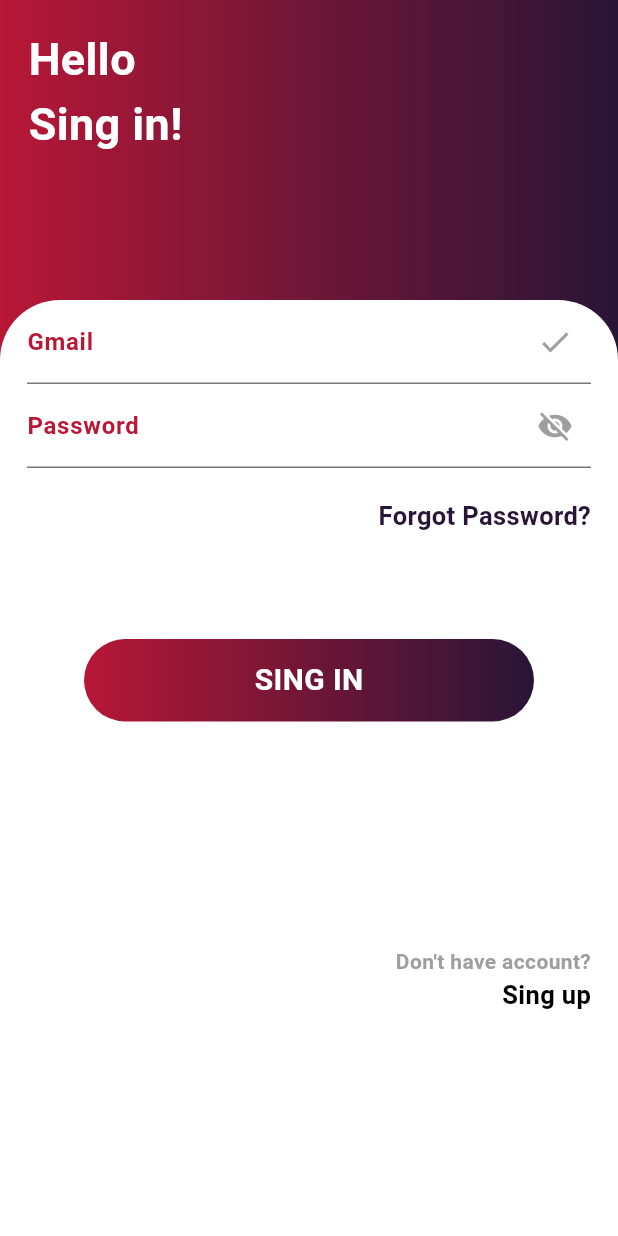
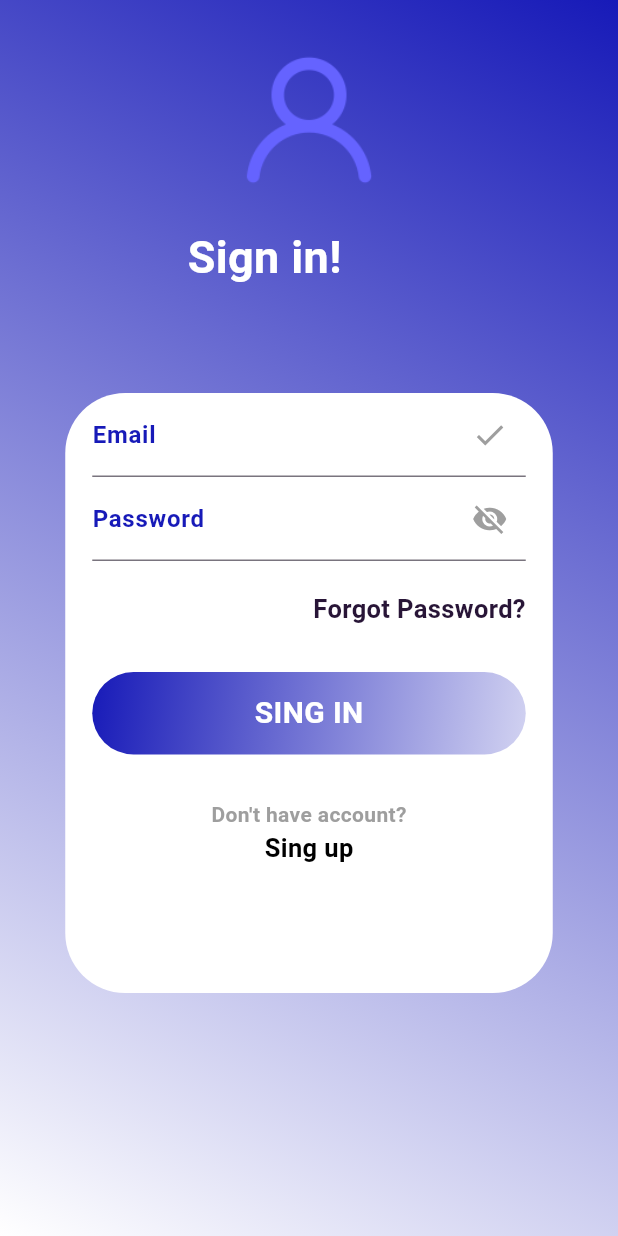
Before and after one commit to Ematsu175/TAP2024_flutter, a Flutter app: the LoginScreen2 screen opened by its route, on a phone screen of 412 x 824 dp. Run offline on Flutter 3.47's test engine with Material 3 defaults, Android fonts, the light colour scheme and no system bars; our stand-ins replace lottie; missing offline and left inert: day_night_switcher, splash_view.

Commit message:
login screen 2 70%

```diff
--- a/lib/screens/home_screen.dart
+++ b/lib/screens/home_screen.dart
@@ -1,5 +1,3 @@
-import 'dart:js';
-
 import 'package:day_night_switcher/day_night_switcher.dart';
 import 'package:flutter/material.dart';
 import 'package:flutter/widgets.dart';
--- a/lib/screens/login_screen.dart
+++ b/lib/screens/login_screen.dart
@@ -93,7 +93,7 @@ class _LoginScreenState extends State<LoginScreen> {
               )
             ),
             Positioned(
-              top: 330,
+              top: 475,
               child: SizedBox(
                 height: 50,
                 width: 50,
--- a/lib/screens/login_screen_2.dart
+++ b/lib/screens/login_screen_2.dart
@@ -13,108 +13,150 @@ class LoginScreen2 extends StatelessWidget {
             width: double.infinity,
             decoration: const BoxDecoration(
                 gradient: LinearGradient(
+                    begin: Alignment.topRight,
+                    end: Alignment.bottomLeft,
                     colors: [
-                  Color(0xffB81736),
-                  Color(0xff281537),
-                ]
-              )
+                  Color.fromARGB(255, 23, 26, 184),
+                  Color.fromARGB(255, 255, 255, 255),
+                ])),
+            child: Stack(
+              alignment: Alignment.topCenter,
+              children: [
+                Positioned(
+                  top: 30,
+                  child: Image.asset('assets/user_ls2.png'),
+                  height: 100,
+                  width: 100,
                 ),
+              ],
+            ),
+          ),
+          Container(
             child: const Padding(
-              padding: EdgeInsets.only(top: 18.0, left: 19),
-              child: Text('Hello\nSing in!', style: TextStyle(
+              padding: EdgeInsets.only(top: 150.0, left: 125),
+              child: Text(
+                'Sign in!',
+                style: TextStyle(
                   fontSize: 30,
                   color: Colors.white,
-                fontWeight: FontWeight.bold
-              ),),
-            )
+                  fontWeight: FontWeight.bold,
                 ),
-          Padding(
-            padding: const EdgeInsets.only(top: 200.0),
+              ),
+            ),
+          ),
+          Container(
+            child: Padding(
+              padding: const EdgeInsets.only(top: 100.0),
+              child: Center(
                 child: Container(
                   decoration: const BoxDecoration(
-                borderRadius: BorderRadius.only(
-                  topLeft: Radius.circular(40),
-                  topRight: Radius.circular(40)
+                    borderRadius: BorderRadius.all(
+                      Radius.circular(40),
                     ),
                     color: Colors.white,
                   ),
-              height: double.infinity,
-              width: double.infinity,
+                  height: 400,
+                  width: 325,
                   child: Padding(
                     padding: EdgeInsets.only(left: 18.0, right: 18.0),
                     child: Column(
                       children: [
                         TextField(
                           decoration: InputDecoration(
-                        suffixIcon: Icon(Icons.check, color: Colors.grey,),
-                        label: Text('Gmail', style: TextStyle(
+                              suffixIcon: Icon(
+                                Icons.check,
+                                color: Colors.grey,
+                              ),
+                              label: Text(
+                                'Email',
+                                style: TextStyle(
                                     fontWeight: FontWeight.bold,
-                          color: Color(0xffB81736)
-                        ),)
-                      ),
+                                    color: Color.fromARGB(255, 23, 26, 184)),
+                              )),
                         ),
                         TextField(
                           decoration: InputDecoration(
-                        suffixIcon: Icon(Icons.visibility_off, color: Colors.grey,),
-                        label: Text('Password', style: TextStyle(
+                              suffixIcon: Icon(
+                                Icons.visibility_off,
+                                color: Colors.grey,
+                              ),
+                              label: Text(
+                                'Password',
+                                style: TextStyle(
                                   fontWeight: FontWeight.bold,
-                          color: Color(0xffB81736)
-                        ),)
+                                  color: Color.fromARGB(255, 23, 26, 184),
                                 ),
+                              )),
                         ),
-                    SizedBox(height: 20,),
+                        SizedBox(
+                          height: 20,
+                        ),
                         Align(
                             alignment: Alignment.centerRight,
-                      child: Text('Forgot Password?', style: TextStyle(
+                            child: Text(
+                              'Forgot Password?',
+                              style: TextStyle(
                                   fontWeight: FontWeight.bold,
                                   fontSize: 17,
-                          color: Color(0xff281537)
+                                  color: Color(0xff281537)),
+                            )),
+                        SizedBox(
+                          height: 30,
                         ),
-                    )
-                    ),
-                    SizedBox(height: 70,),
                         Container(
                           height: 55,
                           width: 300,
                           decoration: BoxDecoration(
                               borderRadius: BorderRadius.circular(30),
                               gradient: LinearGradient(
+                                begin: Alignment.topLeft,
+                                end: Alignment(1.5, 1),
                                 colors: [
-                            Color(0xffB81736),
-                            Color(0xff281537),
+                                  Color.fromARGB(255, 23, 26, 184),
+                                  Color.fromARGB(255, 255, 255, 255),
                                 ],
-                        )
-                      ),
-                      child: Center(child: Text('SING IN', style: TextStyle(
+                              )),
+                          child: Center(
+                            child: Text(
+                              'SING IN',
+                              style: TextStyle(
                                   fontWeight: FontWeight.bold,
                                   fontSize: 20,
-                        color: Colors.white
-                      ),),),
+                                  color: Colors.white),
                             ),
-                    SizedBox(height: 150,),
+                          ),
+                        ),
+                        SizedBox(
+                          height: 30,
+                        ),
                         Align(
-                      alignment: Alignment.bottomRight,
+                            alignment: Alignment.bottomCenter,
                             child: Column(
                               mainAxisAlignment: MainAxisAlignment.end,
-                        crossAxisAlignment: CrossAxisAlignment.end,
                               children: [
-                          Text("Don't have account?", style: TextStyle(
+                                Text(
+                                  "Don't have account?",
+                                  style: TextStyle(
                                       fontWeight: FontWeight.bold,
-                            color: Colors.grey
-                          ),),
-                          Text("Sing up", style: TextStyle(
+                                      color: Colors.grey),
+                                ),
+                                Text(
+                                  "Sing up",
+                                  style: TextStyle(
                                       fontWeight: FontWeight.bold,
                                       fontSize: 17,
-                            color: Colors.black
-                          ),),
+                                      color: Colors.black),
+                                ),
                               ],
-                      ),
-                    )
+                            ))
                       ],
                     ),
                   ),
                 ),
-          )
+              ),
+            ),
+          ),
+
         ],
       ),
     );
--- a/pubspec.yaml
+++ b/pubspec.yaml
@@ -38,6 +38,8 @@ dependencies:
   lottie: ^3.1.0
   splash_view: ^2.0.1
   day_night_switcher: ^0.2.0+1
+  google_login: ^1.0.3
+  google_sign_in: ^6.2.1
 
 dev_dependencies:
   flutter_test:
```
Also changed, not shown: assets/user_ls2.png (added), pubspec.lock, 3 other files. Lines whose indentation alone changed are shown as unchanged.
